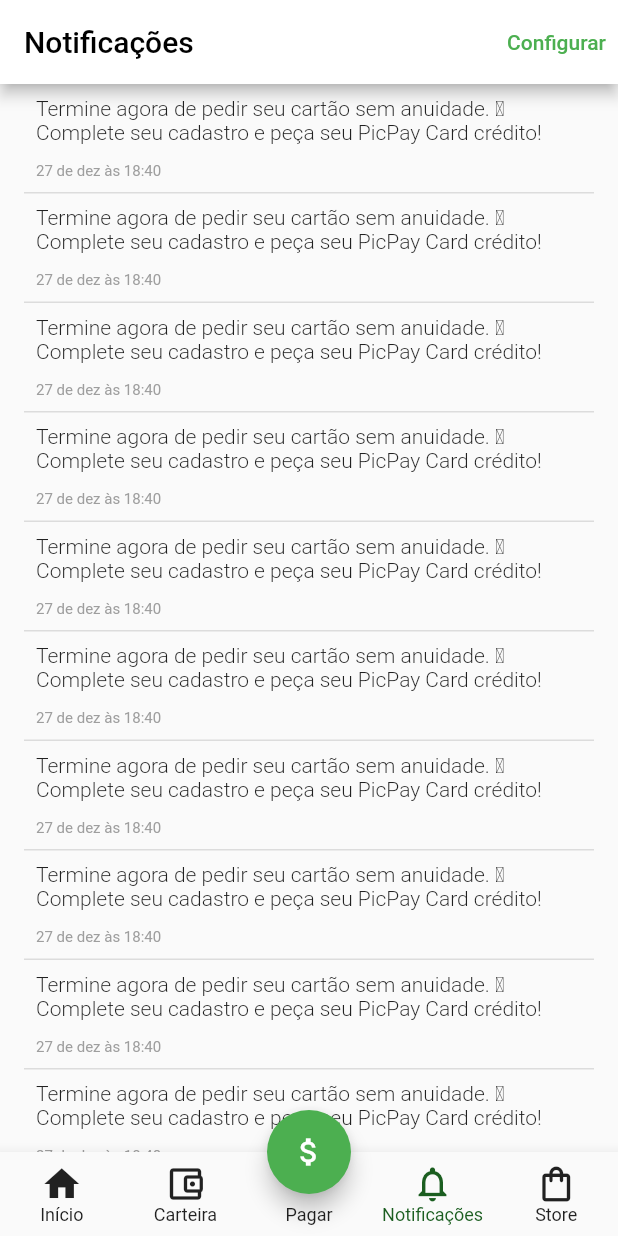
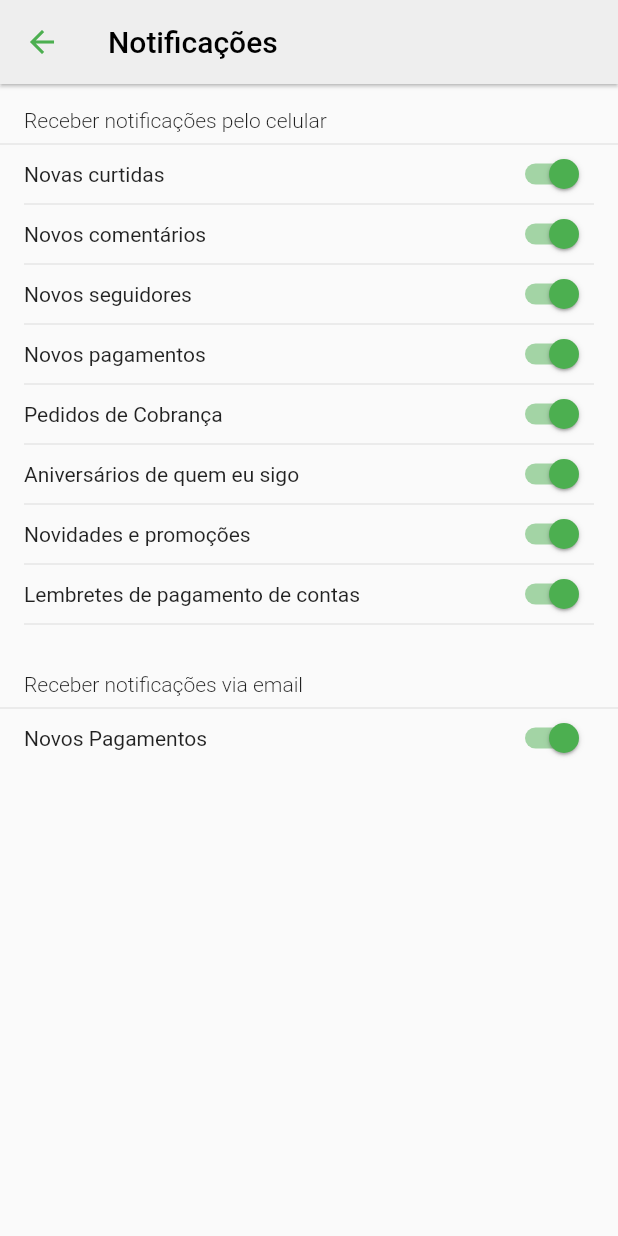
Before and after one commit to Eduardo-Tanaka/PicPayFlutter, a Flutter app: the screen it shows after launch, item 4 of the bottom bar chosen, after a tap on "Configurar", on a phone screen of 412 x 824 dp. Run offline on Flutter 3.47's test engine with Material 2 defaults, Android fonts, the phone set to English and light mode, and no system bars; our stand-ins replace bloc, flutter_bloc.

Commit message:
notificacoes - configuracao

```diff
--- a/lib/app_widget.dart
+++ b/lib/app_widget.dart
@@ -1,15 +1,34 @@
 import 'package:flutter/material.dart';
+import 'package:flutter/services.dart';
+import 'package:flutter_bloc/flutter_bloc.dart';
 import 'package:flutter_localizations/flutter_localizations.dart';
+import 'package:picpay/model/configuracao.dart';
 import 'package:picpay/modules/splash/splash_page.dart';
 
 import 'modules/home/home_page.dart';
+import 'modules/notificacoes/configuracao_cubit.dart';
+import 'modules/notificacoes/configurar_page.dart';
 
 class AppWidget extends StatelessWidget {
-  const AppWidget({Key? key}) : super(key: key);
+  AppWidget() {
+    SystemChrome.setPreferredOrientations([
+      DeviceOrientation.portraitDown,
+      DeviceOrientation.portraitUp,
+    ]);
+    SystemChrome.setSystemUIOverlayStyle(SystemUiOverlayStyle(
+      statusBarColor: Colors.grey[200],
+    ));
+  }
 
   @override
   Widget build(BuildContext context) {
-    return MaterialApp(
+    return MultiBlocProvider(
+      providers: [
+        BlocProvider<ConfiguracaoCubit>(
+          create: (BuildContext context) => ConfiguracaoCubit(Configuracao()),
+        ),
+      ],
+      child: MaterialApp(
         localizationsDelegates: [
           GlobalMaterialLocalizations.delegate,
           GlobalWidgetsLocalizations.delegate
@@ -23,7 +42,9 @@ class AppWidget extends StatelessWidget {
         routes: {
           '/splash': (context) => const SplashPage(),
           '/home': (context) => HomePage(),
+          '/configurar': (context) => ConfigurarPage(),
         },
+      ),
     );
   }
 }
--- /dev/null
+++ b/lib/model/configuracao.dart
@@ -0,0 +1,116 @@
+import 'dart:convert';
+
+class Configuracao {
+  bool novasCurtidas;
+  bool comentarios;
+  bool seguidores;
+  bool pagamentosCelular;
+  bool cobranca;
+  bool aniversarios;
+  bool promocoes;
+  bool lembretePagamentos;
+  bool pagamentosEmail;
+
+  Configuracao({
+    this.novasCurtidas = true,
+    this.comentarios = true,
+    this.seguidores = true,
+    this.pagamentosCelular = true,
+    this.cobranca = true,
+    this.aniversarios = true,
+    this.promocoes = true,
+    this.lembretePagamentos = true,
+    this.pagamentosEmail = true,
+  });
+
+  Configuracao copyWith({
+    bool? novasCurtidas,
+    bool? comentarios,
+    bool? seguidores,
+    bool? pagamentosCelular,
+    bool? cobranca,
+    bool? aniversarios,
+    bool? promocoes,
+    bool? lembretePagamentos,
+    bool? pagamentosEmail,
+  }) {
+    return Configuracao(
+      novasCurtidas: novasCurtidas ?? this.novasCurtidas,
+      comentarios: comentarios ?? this.comentarios,
+      seguidores: seguidores ?? this.seguidores,
+      pagamentosCelular: pagamentosCelular ?? this.pagamentosCelular,
+      cobranca: cobranca ?? this.cobranca,
+      aniversarios: aniversarios ?? this.aniversarios,
+      promocoes: promocoes ?? this.promocoes,
+      lembretePagamentos: lembretePagamentos ?? this.lembretePagamentos,
+      pagamentosEmail: pagamentosEmail ?? this.pagamentosEmail,
+    );
+  }
+
+  Map<String, dynamic> toMap() {
+    return {
+      'novasCurtidas': novasCurtidas,
+      'comentarios': comentarios,
+      'seguidores': seguidores,
+      'pagamentosCelular': pagamentosCelular,
+      'cobranca': cobranca,
+      'aniversarios': aniversarios,
+      'promocoes': promocoes,
+      'lembretePagamentos': lembretePagamentos,
+      'pagamentosEmail': pagamentosEmail,
+    };
+  }
+
+  factory Configuracao.fromMap(Map<String, dynamic> map) {
+    return Configuracao(
+      novasCurtidas: map['novasCurtidas'] ?? false,
+      comentarios: map['comentarios'] ?? false,
+      seguidores: map['seguidores'] ?? false,
+      pagamentosCelular: map['pagamentosCelular'] ?? false,
+      cobranca: map['cobranca'] ?? false,
+      aniversarios: map['aniversarios'] ?? false,
+      promocoes: map['promocoes'] ?? false,
+      lembretePagamentos: map['lembretePagamentos'] ?? false,
+      pagamentosEmail: map['pagamentosEmail'] ?? false,
+    );
+  }
+
+  String toJson() => json.encode(toMap());
+
+  factory Configuracao.fromJson(String source) =>
+      Configuracao.fromMap(json.decode(source));
+
+  @override
+  String toString() {
+    return 'Configuracao(novasCurtidas: $novasCurtidas, comentarios: $comentarios, seguidores: $seguidores, pagamentosCelular: $pagamentosCelular, cobranca: $cobranca, aniversarios: $aniversarios, promocoes: $promocoes, lembretePagamentos: $lembretePagamentos, pagamentosEmail: $pagamentosEmail)';
+  }
+
+  @override
+  bool operator ==(Object other) {
+    if (identical(this, other)) return true;
+
+    return other is Configuracao &&
+        other.novasCurtidas == novasCurtidas &&
+        other.comentarios == comentarios &&
+        other.seguidores == seguidores &&
+        other.pagamentosCelular == pagamentosCelular &&
+        other.cobranca == cobranca &&
+        other.aniversarios == aniversarios &&
+        other.promocoes == promocoes &&
+        other.lembretePagamentos == lembretePagamentos &&
+        other.pagamentosEmail == pagamentosEmail;
+  }
+
+  @override
+  int get hashCode {
+    return novasCurtidas.hashCode ^
+        comentarios.hashCode ^
+        seguidores.hashCode ^
+        pagamentosCelular.hashCode ^
+        cobranca.hashCode ^
+        aniversarios.hashCode ^
+        promocoes.hashCode ^
+        lembretePagamentos.hashCode ^
+        pagamentosEmail.hashCode;
+  }
+}
--- a/lib/modules/home/home_page.dart
+++ b/lib/modules/home/home_page.dart
@@ -76,7 +76,7 @@ class _HomePageState extends State<HomePage> {
             tooltip: 'Pagar',
           ),
           BottomNavigationBarItem(
-            icon: Icon(Icons.notifications_outlined),
+            icon: Icon(Icons.notifications),
             label: 'Notificações',
           ),
           BottomNavigationBarItem(
--- /dev/null
+++ b/lib/modules/notificacoes/configuracao_cubit.dart
@@ -0,0 +1,23 @@
+import 'package:bloc/bloc.dart';
+import 'package:picpay/model/configuracao.dart';
+
+class ConfiguracaoCubit extends Cubit<Configuracao> {
+  ConfiguracaoCubit(Configuracao initialState) : super(initialState);
+
+  void init() => emit(state);
+  void curtidas(bool curtidas) => emit(state.copyWith(novasCurtidas: curtidas));
+  void comentarios(bool comentarios) =>
+      emit(state.copyWith(comentarios: comentarios));
+  void seguidores(bool seguidores) =>
+      emit(state.copyWith(seguidores: seguidores));
+  void pagamentosCelular(bool pagamentosCelular) =>
+      emit(state.copyWith(pagamentosCelular: pagamentosCelular));
+  void cobrancas(bool cobrancas) => emit(state.copyWith(cobranca: cobrancas));
+  void aniversarios(bool aniversarios) =>
+      emit(state.copyWith(aniversarios: aniversarios));
+  void promocoes(bool promocoes) => emit(state.copyWith(promocoes: promocoes));
+  void lembretePagamentos(bool lembretePagamentos) =>
+      emit(state.copyWith(lembretePagamentos: lembretePagamentos));
+  void pagamentosEmail(bool pagamentosEmail) =>
+      emit(state.copyWith(pagamentosEmail: pagamentosEmail));
+}
--- /dev/null
+++ b/lib/modules/notificacoes/configurar_page.dart
@@ -0,0 +1,408 @@
+import 'package:flutter/material.dart';
+import 'package:flutter_bloc/flutter_bloc.dart';
+import 'package:picpay/model/configuracao.dart';
+import 'package:picpay/modules/notificacoes/configuracao_cubit.dart';
+
+class ConfigurarPage extends StatelessWidget {
+  const ConfigurarPage({Key? key}) : super(key: key);
+
+  @override
+  Widget build(BuildContext context) {
+    final bloc = BlocProvider.of<ConfiguracaoCubit>(context);
+    bloc.init();
+    print("BUILD");
+    return Scaffold(
+      appBar: AppBar(
+        backgroundColor: Colors.grey[200],
+        elevation: 1,
+        iconTheme: IconThemeData(
+          color: Colors.green, //change your color here
+        ),
+        title: Text(
+          "Notificações",
+          style: TextStyle(
+            color: Colors.black,
+          ),
+        ),
+      ),
+      body: Column(
+        crossAxisAlignment: CrossAxisAlignment.start,
+        children: [
+          SizedBox(
+            height: 16,
+          ),
+          Padding(
+            padding: const EdgeInsets.symmetric(
+              horizontal: 16,
+            ),
+            child: Text(
+              "Receber notificações pelo celular",
+              style: TextStyle(
+                fontWeight: FontWeight.w300,
+              ),
+            ),
+          ),
+          Divider(),
+          Column(
+            children: [
+              BlocBuilder<ConfiguracaoCubit, Configuracao>(
+                bloc: bloc,
+                builder: (ctx, state) {
+                  return Container(
+                    height: 24,
+                    child: Padding(
+                      padding: const EdgeInsets.symmetric(
+                        horizontal: 16,
+                      ),
+                      child: Row(
+                        mainAxisAlignment: MainAxisAlignment.spaceBetween,
+                        children: [
+                          Text(
+                            "Novas curtidas",
+                          ),
+                          Switch(
+                            onChanged: (bool value) {
+                              ctx.read<ConfiguracaoCubit>().curtidas(value);
+                            },
+                            value: state.novasCurtidas,
+                            activeColor: Colors.green,
+                          ),
+                        ],
+                      ),
+                    ),
+                  );
+                },
+              ),
+              Padding(
+                padding: const EdgeInsets.symmetric(
+                  horizontal: 16,
+                ),
+                child: Divider(),
+              ),
+            ],
+          ),
+          Column(
+            children: [
+              BlocBuilder<ConfiguracaoCubit, Configuracao>(
+                bloc: bloc,
+                builder: (ctx, state) {
+                  return Container(
+                    height: 24,
+                    child: Padding(
+                      padding: const EdgeInsets.symmetric(
+                        horizontal: 16,
+                      ),
+                      child: Row(
+                        mainAxisAlignment: MainAxisAlignment.spaceBetween,
+                        children: [
+                          Text(
+                            "Novos comentários",
+                          ),
+                          Switch(
+                            onChanged: (bool value) {
+                              ctx.read<ConfiguracaoCubit>().comentarios(value);
+                            },
+                            value: state.comentarios,
+                            activeColor: Colors.green,
+                          ),
+                        ],
+                      ),
+                    ),
+                  );
+                },
+              ),
+              Padding(
+                padding: const EdgeInsets.symmetric(
+                  horizontal: 16,
+                ),
+                child: Divider(),
+              ),
+            ],
+          ),
+          Column(
+            children: [
+              BlocBuilder<ConfiguracaoCubit, Configuracao>(
+                bloc: bloc,
+                builder: (ctx, state) {
+                  return Container(
+                    height: 24,
+                    child: Padding(
+                      padding: const EdgeInsets.symmetric(
+                        horizontal: 16,
+                      ),
+                      child: Row(
+                        mainAxisAlignment: MainAxisAlignment.spaceBetween,
+                        children: [
+                          Text(
+                            "Novos seguidores",
+                          ),
+                          Switch(
+                            onChanged: (bool value) {
+                              ctx.read<ConfiguracaoCubit>().seguidores(value);
+                            },
+                            value: state.seguidores,
+                            activeColor: Colors.green,
+                          ),
+                        ],
+                      ),
+                    ),
+                  );
+                },
+              ),
+              Padding(
+                padding: const EdgeInsets.symmetric(
+                  horizontal: 16,
+                ),
+                child: Divider(),
+              ),
+            ],
+          ),
+          Column(
+            children: [
+              BlocBuilder<ConfiguracaoCubit, Configuracao>(
+                bloc: bloc,
+                builder: (ctx, state) {
+                  return Container(
+                    height: 24,
+                    child: Padding(
+                      padding: const EdgeInsets.symmetric(
+                        horizontal: 16,
+                      ),
+                      child: Row(
+                        mainAxisAlignment: MainAxisAlignment.spaceBetween,
+                        children: [
+                          Text(
+                            "Novos pagamentos",
+                          ),
+                          Switch(
+                            onChanged: (bool value) {
+                              ctx
+                                  .read<ConfiguracaoCubit>()
+                                  .pagamentosCelular(value);
+                            },
+                            value: state.pagamentosCelular,
+                            activeColor: Colors.green,
+                          ),
+                        ],
+                      ),
+                    ),
+                  );
+                },
+              ),
+              Padding(
+                padding: const EdgeInsets.symmetric(
+                  horizontal: 16,
+                ),
+                child: Divider(),
+              ),
+            ],
+          ),
+          Column(
+            children: [
+              BlocBuilder<ConfiguracaoCubit, Configuracao>(
+                bloc: bloc,
+                builder: (ctx, state) {
+                  return Container(
+                    height: 24,
+                    child: Padding(
+                      padding: const EdgeInsets.symmetric(
+                        horizontal: 16,
+                      ),
+                      child: Row(
+                        mainAxisAlignment: MainAxisAlignment.spaceBetween,
+                        children: [
+                          Text(
+                            "Pedidos de Cobrança",
+                          ),
+                          Switch(
+                            onChanged: (bool value) {
+                              ctx.read<ConfiguracaoCubit>().cobrancas(value);
+                            },
+                            value: state.cobranca,
+                            activeColor: Colors.green,
+                          ),
+                        ],
+                      ),
+                    ),
+                  );
+                },
+              ),
+              Padding(
+                padding: const EdgeInsets.symmetric(
+                  horizontal: 16,
+                ),
+                child: Divider(),
+              ),
+            ],
+          ),
+          Column(
+            children: [
+              BlocBuilder<ConfiguracaoCubit, Configuracao>(
+                bloc: bloc,
+                builder: (ctx, state) {
+                  return Container(
+                    height: 24,
+                    child: Padding(
+                      padding: const EdgeInsets.symmetric(
+                        horizontal: 16,
+                      ),
+                      child: Row(
+                        mainAxisAlignment: MainAxisAlignment.spaceBetween,
+                        children: [
+                          Text(
+                            "Aniversários de quem eu sigo",
+                          ),
+                          Switch(
+                            onChanged: (bool value) {
+                              ctx.read<ConfiguracaoCubit>().aniversarios(value);
+                            },
+                            value: state.aniversarios,
+                            activeColor: Colors.green,
+                          ),
+                        ],
+                      ),
+                    ),
+                  );
+                },
+              ),
+              Padding(
+                padding: const EdgeInsets.symmetric(
+                  horizontal: 16,
+                ),
+                child: Divider(),
+              ),
+            ],
+          ),
+          Column(
+            children: [
+              BlocBuilder<ConfiguracaoCubit, Configuracao>(
+                bloc: bloc,
+                builder: (ctx, state) {
+                  return Container(
+                    height: 24,
+                    child: Padding(
+                      padding: const EdgeInsets.symmetric(
+                        horizontal: 16,
+                      ),
+                      child: Row(
+                        mainAxisAlignment: MainAxisAlignment.spaceBetween,
+                        children: [
+                          Text(
+                            "Novidades e promoções",
+                          ),
+                          Switch(
+                            onChanged: (bool value) {
+                              ctx.read<ConfiguracaoCubit>().promocoes(value);
+                            },
+                            value: state.promocoes,
+                            activeColor: Colors.green,
+                          ),
+                        ],
+                      ),
+                    ),
+                  );
+                },
+              ),
+              Padding(
+                padding: const EdgeInsets.symmetric(
+                  horizontal: 16,
+                ),
+                child: Divider(),
+              ),
+            ],
+          ),
+          Column(
+            children: [
+              BlocBuilder<ConfiguracaoCubit, Configuracao>(
+                bloc: bloc,
+                builder: (ctx, state) {
+                  print("BUILD");
+                  return Container(
+                    height: 24,
+                    child: Padding(
+                      padding: const EdgeInsets.symmetric(
+                        horizontal: 16,
+                      ),
+                      child: Row(
+                        mainAxisAlignment: MainAxisAlignment.spaceBetween,
+                        children: [
+                          Text(
+                            "Lembretes de pagamento de contas",
+                          ),
+                          Switch(
+                            onChanged: (bool value) {
+                              ctx
+                                  .read<ConfiguracaoCubit>()
+                                  .lembretePagamentos(value);
+                            },
+                            value: state.lembretePagamentos,
+                            activeColor: Colors.green,
+                          ),
+                        ],
+                      ),
+                    ),
+                  );
+                },
+              ),
+              Padding(
+                padding: const EdgeInsets.symmetric(
+                  horizontal: 16,
+                ),
+                child: Divider(),
+              ),
+            ],
+          ),
+          SizedBox(
+            height: 24,
+          ),
+          Padding(
+            padding: const EdgeInsets.symmetric(
+              horizontal: 16,
+            ),
+            child: Text(
+              "Receber notificações via email",
+              style: TextStyle(
+                fontWeight: FontWeight.w300,
+              ),
+            ),
+          ),
+          Divider(),
+          Column(
+            children: [
+              BlocBuilder<ConfiguracaoCubit, Configuracao>(
+                bloc: bloc,
+                builder: (ctx, state) {
+                  return Container(
+                    height: 24,
+                    child: Padding(
+                      padding: const EdgeInsets.symmetric(
+                        horizontal: 16,
+                      ),
+                      child: Row(
+                        mainAxisAlignment: MainAxisAlignment.spaceBetween,
+                        children: [
+                          Text(
+                            "Novos Pagamentos",
+                          ),
+                          Switch(
+                            onChanged: (bool value) {
+                              ctx
+                                  .read<ConfiguracaoCubit>()
+                                  .pagamentosEmail(value);
+                            },
+                            value: state.pagamentosEmail,
+                            activeColor: Colors.green,
+                          ),
+                        ],
+                      ),
+                    ),
+                  );
+                },
+              ),
+            ],
+          ),
+        ],
+      ),
+    );
+  }
+}
--- a/lib/modules/notificacoes/notificacoes_app_bar_widget.dart
+++ b/lib/modules/notificacoes/notificacoes_app_bar_widget.dart
@@ -8,6 +8,7 @@ class NotificacoesAppBarWidget extends StatelessWidget
   Widget build(BuildContext context) {
     return AppBar(
       backgroundColor: Colors.white,
+      elevation: 1,
       title: Text(
         "Notificações",
         style: TextStyle(
@@ -20,7 +21,9 @@ class NotificacoesAppBarWidget extends StatelessWidget
             primary: Colors.grey[900],
             shape: CircleBorder(),
           ),
-          onPressed: () {},
+          onPressed: () {
+            Navigator.pushNamed(context, "/configurar");
+          },
           child: Text(
             "Configurar",
             style: TextStyle(
--- a/lib/modules/notificacoes/notificacoes_page.dart
+++ b/lib/modules/notificacoes/notificacoes_page.dart
@@ -14,12 +14,15 @@ class NotificacoesPage extends StatelessWidget {
       child: ListView.separated(
         itemCount: 40,
         itemBuilder: (context, index) {
-          return Padding(
-            padding: const EdgeInsets.symmetric(
-              horizontal: 16,
-              vertical: 8,
+          return InkWell(
+            onTap: () {},
+            child: Padding(
+              padding: const EdgeInsets.symmetric(
+                horizontal: 16,
+                vertical: 8,
+              ),
+              child: NotificacaoWidget(),
             ),
-            child: NotificacaoWidget(),
           );
         },
         separatorBuilder: (context, index) {
--- a/lib/widgets/notificacao/notificacao_widget.dart
+++ b/lib/widgets/notificacao/notificacao_widget.dart
@@ -15,7 +15,9 @@ class NotificacaoWidget extends StatelessWidget {
           // lista de emoji https://www.fileformat.info/info/emoji/list.htm
           Text(
             "Termine agora de pedir seu cartão sem anuidade. \uD83D\uDCB3	Complete seu cadastro e peça seu PicPay Card crédito!",
-            style: TextStyle(fontWeight: FontWeight.w300),
+            style: TextStyle(
+              fontWeight: FontWeight.w300,
+            ),
           ),
           SizedBox(
             height: 12,
--- a/pubspec.yaml
+++ b/pubspec.yaml
@@ -30,6 +30,8 @@ dependencies:
   # The following adds the Cupertino Icons font to your application.
   # Use with the CupertinoIcons class for iOS style icons.
   cupertino_icons: ^1.0.2
+  bloc: ^8.0.1
+  flutter_bloc: ^8.0.0
 
 dev_dependencies:
   flutter_test:
```
Also changed, not shown: pubspec.lock. Lines whose indentation alone changed are shown as unchanged.
